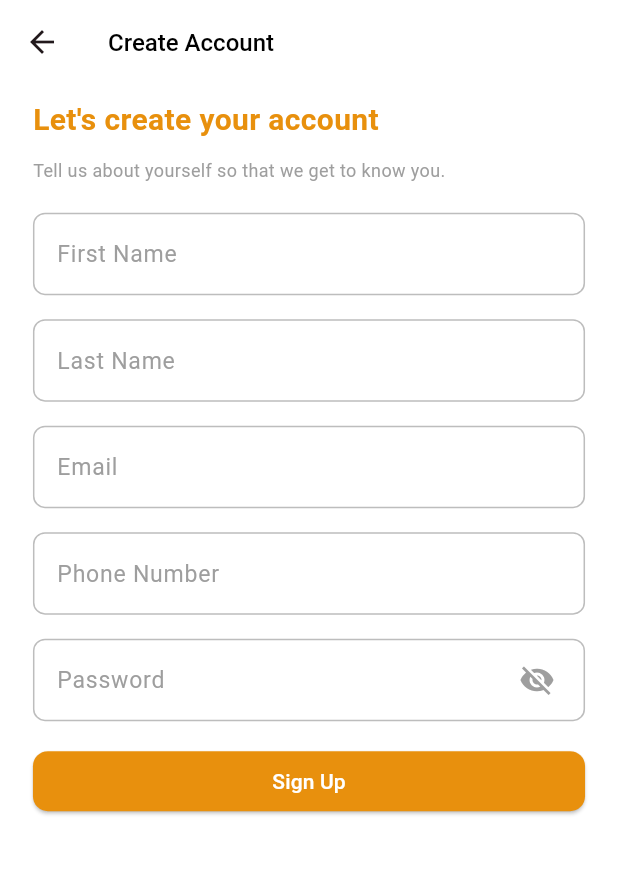
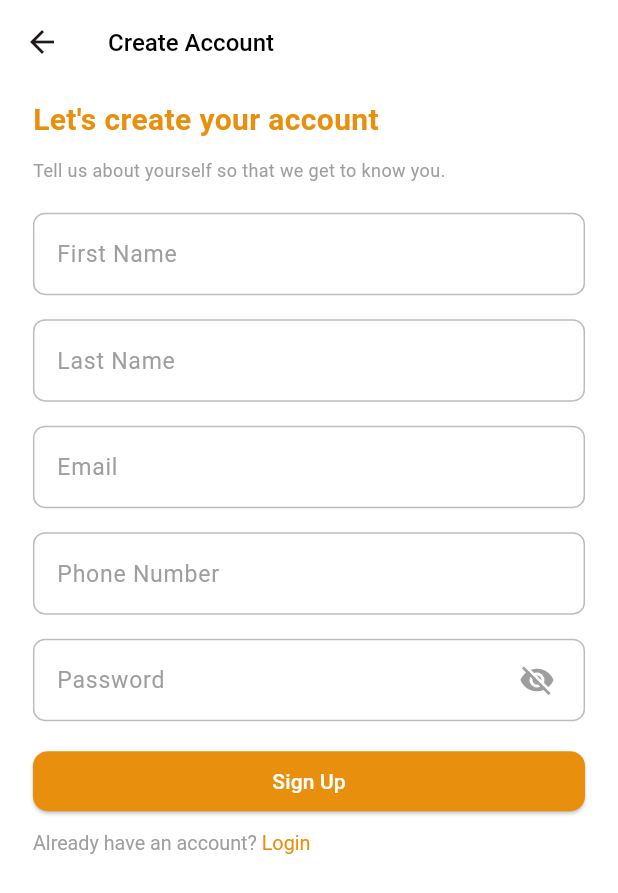
Before and after one commit to Tech-Gem/DozerMobile, a Flutter app: the SignUpPage screen opened directly, on a phone screen of 412 x 824 dp. Shown: the top 893 px of the screen. Run offline on Flutter 3.47's test engine with Material 3 defaults, Android fonts, the phone set to English and light mode, and no system bars; our stand-ins replace connectivity, convex_bottom_bar, equatable, firebase_core, firebase_messaging, flutter_screenutil and 11 more; missing offline and left inert: otp_pin_field, zego_uikit_prebuilt_live_audio_room; accounts and stored records are empty; Roboto replaces fonts that are missing (poppins).

Commit message:
add login link in signup page

```diff
--- a/dozer_mobile/lib/core/routes/route.dart
+++ b/dozer_mobile/lib/core/routes/route.dart
@@ -55,7 +55,7 @@ class AppPages {
 
     GetPage(
       name: RoutesName.signUp,
-      page: () => ResetPasswordPage(),
+      page: () => SignUpPage(),
     ),
 
     GetPage(
--- a/dozer_mobile/lib/presentation/login_screen/controllers/login_controller.dart
+++ b/dozer_mobile/lib/presentation/login_screen/controllers/login_controller.dart
@@ -47,9 +47,9 @@ class LoginController extends GetxController {
 
   Future<void> login() async {
     try {
-      print('1111111111');
+      // print('1111111111');
       if (!isLoginEnabled) return;
-      print('222222222222222');
+      // print('222222222222222');
       status(Status.loading);
       print(phoneNumberController.text.trim());
       print(passwordController.text.trim());
@@ -59,7 +59,7 @@ class LoginController extends GetxController {
         passwordController.text.trim(),
       );
       print(response);
-      print('333333333');
+      // print('333333333');
       if (response) {
         Get.toNamed(RoutesName.home);
       } else {
--- a/dozer_mobile/lib/presentation/sign_up/sign_up_page.dart
+++ b/dozer_mobile/lib/presentation/sign_up/sign_up_page.dart
@@ -1,10 +1,12 @@
 import 'package:dozer_mobile/core/data/apis/api_response_status.dart';
+import 'package:dozer_mobile/core/routes/routes_name.dart';
 import 'package:dozer_mobile/dozer_exports.dart';
+import 'package:dozer_mobile/presentation/login_screen/login_screen.dart';
 import 'package:dozer_mobile/presentation/sign_up/controllers/sign_up_controller.dart';
 import 'package:dozer_mobile/presentation/sign_up/screen_widgets/password_text_field.dart';
 import 'package:dozer_mobile/core/utils/widgets/text_field.dart';
+import 'package:flutter/gestures.dart';
 import 'package:get/get.dart';
-
 
 class SignUpPage extends StatelessWidget {
   final SignUpController signUpController = Get.put(SignUpController());
@@ -84,7 +86,8 @@ class SignUpPage extends StatelessWidget {
                     const SizedBox(height: 16),
                     Obx(
                       () => CustomTextField(
-                        controller: signUpController.phoneNumberController.value,
+                        controller:
+                            signUpController.phoneNumberController.value,
                         errorText: signUpController.phoneNumberError.value,
                         labelText: 'Phone Number',
                       ),
@@ -112,7 +115,6 @@ class SignUpPage extends StatelessWidget {
                       child: Obx(() => signUpController.status.value ==
                               Status.loading
                           ? CircularProgressIndicator(
-
                               color: AppColors.white,
                             ) // Show circular progress indicator when loading
                           : const Text(
@@ -120,6 +122,23 @@ class SignUpPage extends StatelessWidget {
                               style: TextStyle(color: Colors.white),
                             )),
                     ),
+                    SizedBox(height: 10.h,),
+                    RichText(
+                        text: TextSpan(
+                            text: 'Already have an account? ',
+                            style: TextStyle(fontSize: 12.sp, color: Colors.grey),
+                            children: <TextSpan>[
+                          TextSpan(
+                            text: 'Login',
+                            style:
+                                 TextStyle(color: AppColors.primaryColor, fontSize: 12.sp),
+                            recognizer: TapGestureRecognizer()
+                              ..onTap = () {
+                                // Navigate to the login screen
+                                Get.toNamed(RoutesName.login);
+                              },
+                          ),
+                        ])),
                   ],
                 ),
               ),
```
